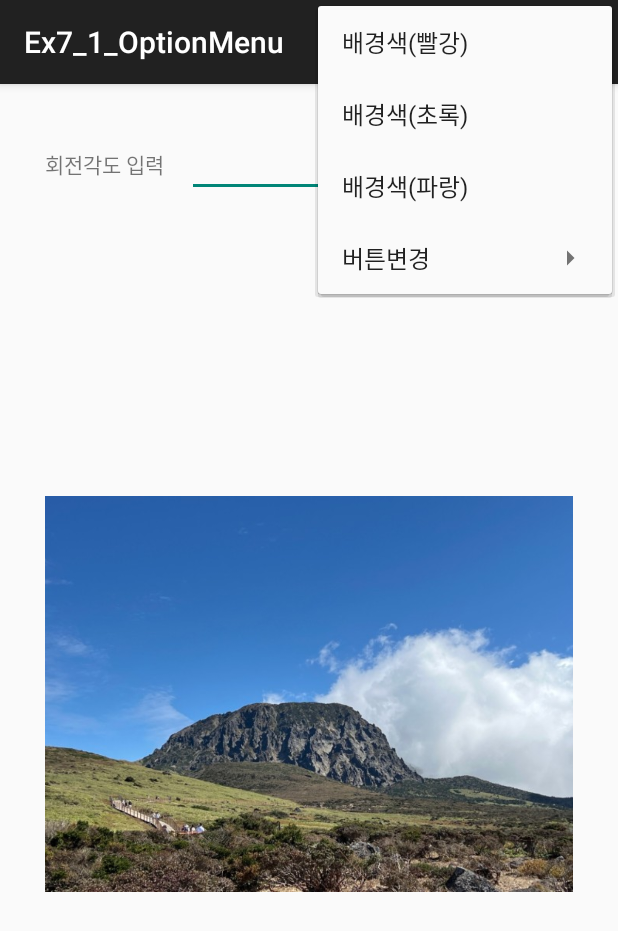
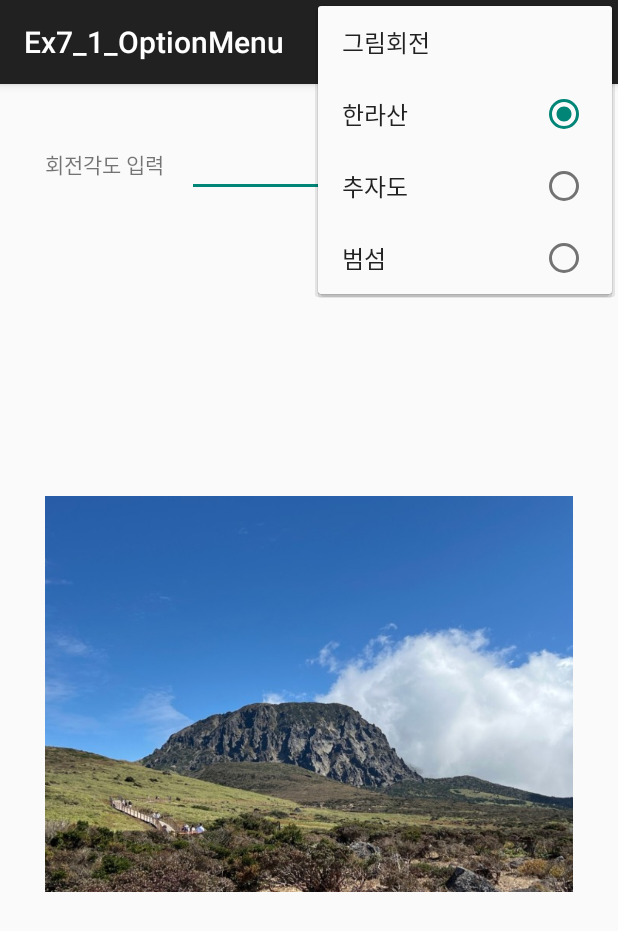
Before and after one commit to Leegongseok/Ex7_1_OptionMenu, an Android app: the screen it shows after launch (MainActivity), with the options menu open, on a phone screen of 412 x 824 dp. Shown: the top 931 px of the screen. Run offline under Robolectric (Android 15) with nearby library versions, the phone set to English and light mode, and no system bars.

Commit message:
직접풀어보기 7-1 완성

```diff
--- a/app/src/main/res/layout/activity_main.xml
+++ b/app/src/main/res/layout/activity_main.xml
@@ -20,6 +20,7 @@
             android:text="회전각도 입력"/>
         <EditText
             android:id="@+id/editDegree"
+            android:inputType="number"
             android:layout_width="match_parent"
             android:layout_height="wrap_content"/>
     </LinearLayout>
@@ -29,6 +30,7 @@
         android:layout_height="match_parent"
         android:gravity="center">
         <ImageView
+            android:id="@+id/imgv"
             android:layout_gravity="center"
             android:layout_width="wrap_content"
             android:layout_height="wrap_content"
--- a/app/src/main/res/menu/optionmenu.xml
+++ b/app/src/main/res/menu/optionmenu.xml
@@ -1,28 +1,25 @@
 <?xml version="1.0" encoding="utf-8"?>
 <menu xmlns:android="http://schemas.android.com/apk/res/android">
     <item
-        android:id="@+id/itemRed"
-        android:title="배경색(빨강)"/>
-    <item
-        android:id="@+id/itemGreen"
-        android:title="배경색(초록)"/>
-    <item
-        android:id="@+id/itemBlue"
-        android:title="배경색(파랑)"/>
-    <item
-        android:id="@+id/btnChange"
-        android:title="버튼변경"
-        >
-        <menu>
-            <item
-                android:id="@+id/btnRotate"
-                android:title="버튼회전(60도)"
+        android:id="@+id/btnRotate"
+        android:title="그림회전"
+        />
+    <group android:checkableBehavior="single">
+        <item
+            android:id="@+id/itemHanra"
+            android:title="한라산"
+            android:checked="true"
             />
-            <item
-                android:id="@+id/btnZoomin"
-                android:title="버튼확대(2배)"
-                />
-        </menu>
+        <item
+            android:id="@+id/itemChuja"
+            android:title="추자도"
+            />
+        <item
+            android:id="@+id/itemBum"
+            android:title="범섬"
+            />
 
-    </item>
+
+
+    </group>
 </menu>
```
Also changed, not shown: app/src/main/java/kr/ac/kopo/ex7_1_optionmenu/MainActivity.kt (+19 -14 lines).
